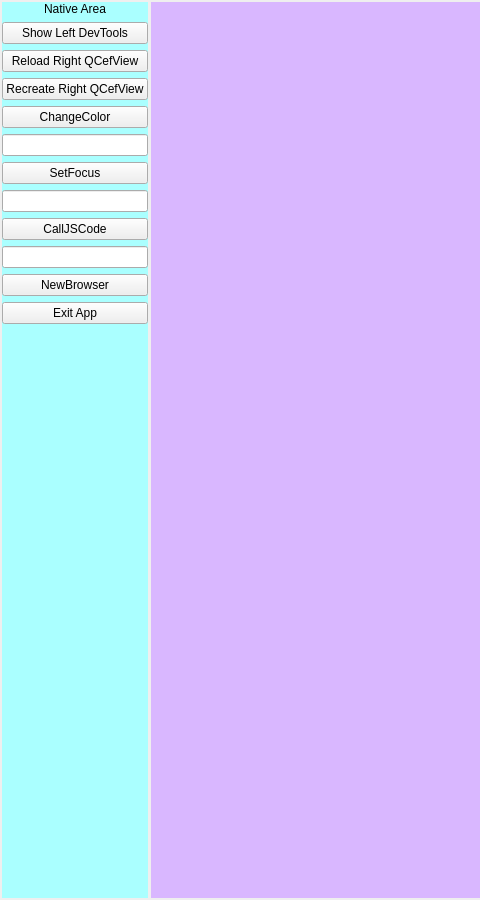
Before: the Qt Designer form example/QCefViewTest/MainWindow.ui in sayonejack/QCefView-123, drawn with Qt 5; both pictures show x 0 to 480 and y 0 to 900 of the 1280 by 900 pixel window.
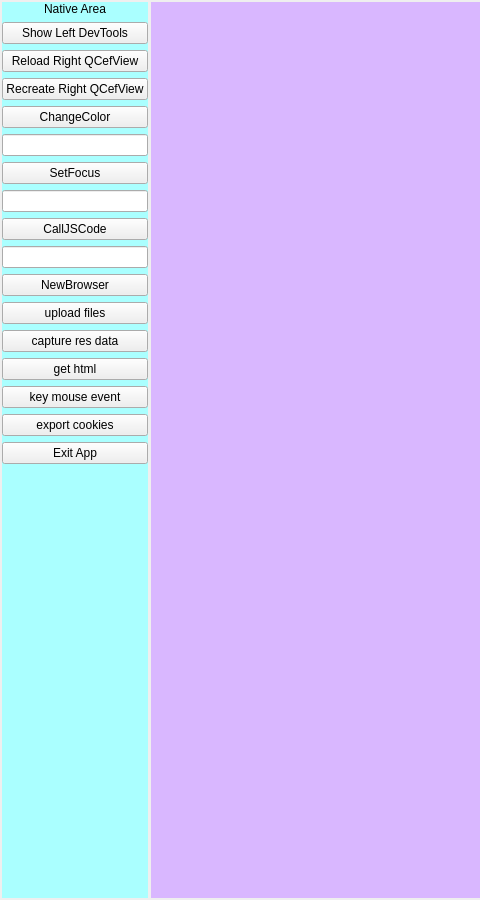
After: the same form once the commit is applied.

```diff
--- a/example/QCefViewTest/MainWindow.ui
+++ b/example/QCefViewTest/MainWindow.ui
@@ -142,6 +142,41 @@
          </property>
         </widget>
        </item>
+       <item>
+        <widget class="QPushButton" name="pushButton">
+         <property name="text">
+          <string>upload files</string>
+         </property>
+        </widget>
+       </item>
+       <item>
+        <widget class="QPushButton" name="pushButton_2">
+         <property name="text">
+          <string>capture res data</string>
+         </property>
+        </widget>
+       </item>
+       <item>
+        <widget class="QPushButton" name="pushButton_4">
+         <property name="text">
+          <string>get html</string>
+         </property>
+        </widget>
+       </item>
+       <item>
+        <widget class="QPushButton" name="pushButton_5">
+         <property name="text">
+          <string>key mouse event</string>
+         </property>
+        </widget>
+       </item>
+       <item>
+        <widget class="QPushButton" name="pushButton_7">
+         <property name="text">
+          <string>export cookies</string>
+         </property>
+        </widget>
+       </item>
        <item>
         <widget class="QPushButton" name="btn_quitApp">
          <property name="text">
@@ -152,7 +187,10 @@
        <item>
         <spacer name="verticalSpacer">
          <property name="orientation">
-          <enum>Qt::Vertical</enum>
+          <enum>Qt::Orientation::Vertical</enum>
+         </property>
+         <property name="sizeType">
+          <enum>QSizePolicy::Policy::MinimumExpanding</enum>
          </property>
          <property name="sizeHint" stdset="0">
           <size>
```
Left out of the diff: 6 changed lines with no effect on the pictures.
